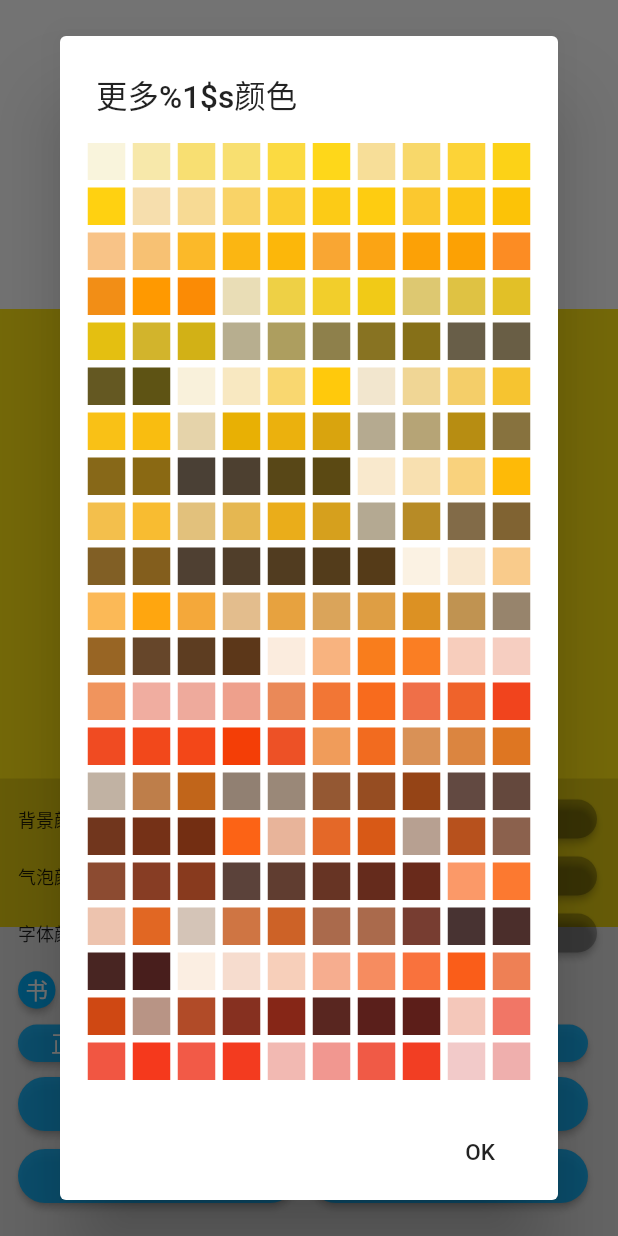
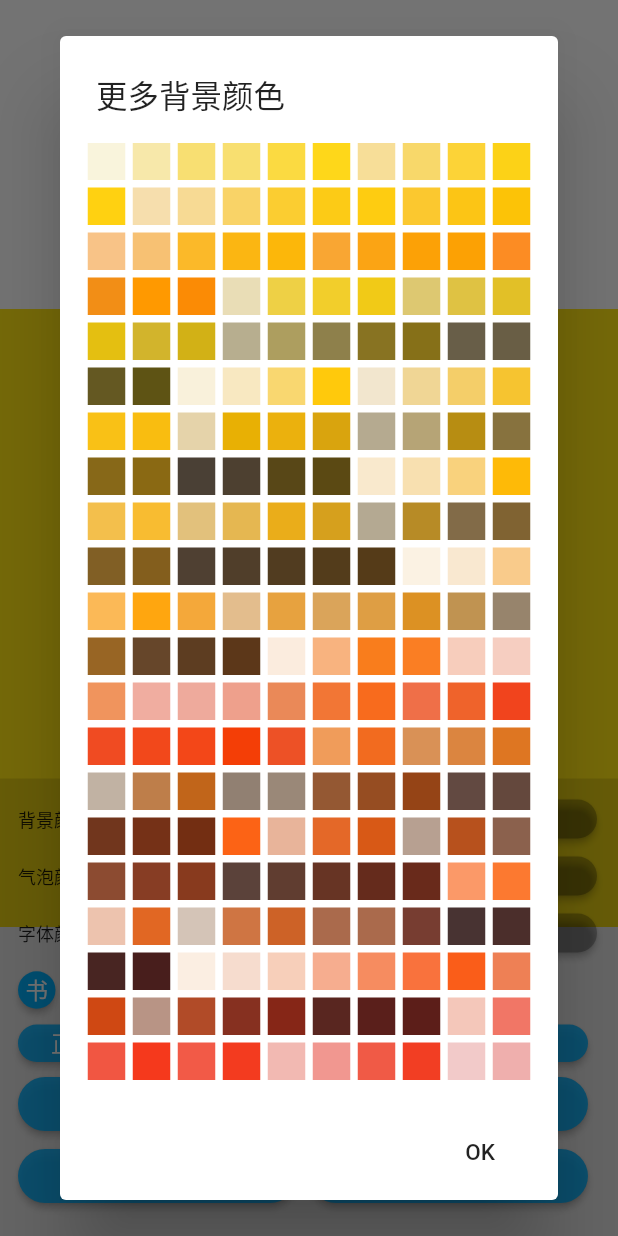
Before and after one commit to zhufree/friday_today, a Flutter app: the screen it shows after launch, after a tap on "更多", on a phone screen of 412 x 824 dp. Run offline on Flutter 3.47's test engine with Material 2 defaults, Android fonts, the phone set to English and light mode, and no system bars; our stand-ins replace shared_preferences; missing offline and left inert: esys_flutter_share.

Commit message:
update：多语言的一个bug修复，添加代码注释

```diff
--- a/i10n-arb/intl_messages.arb
+++ b/i10n-arb/intl_messages.arb
@@ -1,5 +1,5 @@
 {
-  "@@last_modified": "2019-04-06T15:29:05.489601",
+  "@@last_modified": "2019-04-09T10:47:41.204933",
   "appName": "Is Today Friday?",
   "@appName": {
     "description": "Title for the Friday application",
@@ -144,13 +144,13 @@
     "type": "text",
     "placeholders": {}
   },
-  "moreColor": "More Color",
+  "moreColor": "More",
   "@moreColor": {
     "description": "",
     "type": "text",
     "placeholders": {}
   },
-  "customColor": "Custom Color",
+  "customColor": "Custom",
   "@customColor": {
     "description": "",
     "type": "text",
--- a/i10n-arb/intl_zh_CN.arb
+++ b/i10n-arb/intl_zh_CN.arb
@@ -174,7 +174,7 @@
     "type": "text",
     "placeholders": {}
   },
-  "titleMoreColor": "更多%1$s颜色",
+  "titleMoreColor": "更多{title}颜色",
   "@titleMoreColor": {
     "description": "",
     "type": "text",
@@ -182,7 +182,7 @@
       "title": {}
     }
   },
-  "titleCustomColor": "自定义%1$s颜色",
+  "titleCustomColor": "自定义{title}颜色",
   "@titleCustomColor": {
     "description": "",
     "type": "text",
--- a/lib/i10n/messages_all.dart
+++ b/lib/i10n/messages_all.dart
@@ -9,21 +9,16 @@ import 'package:intl/message_lookup_by_library.dart';
 // ignore: implementation_imports
 import 'package:intl/src/intl_helpers.dart';
 
-import 'messages_messages.dart' as messages_messages;
 import 'messages_zh_CN.dart' as messages_zh_CN;
 
 typedef Future<dynamic> LibraryLoader();
 Map<String, LibraryLoader> _deferredLibraries = {
-// ignore: unnecessary_new
-  'messages': () => new Future.value(null),
 // ignore: unnecessary_new
   'zh_CN': () => new Future.value(null),
 };
 
 MessageLookupByLibrary _findExact(localeName) {
   switch (localeName) {
-    case 'messages':
-      return messages_messages.messages;
     case 'zh_CN':
       return messages_zh_CN.messages;
     default:
--- a/lib/i10n/messages_zh_CN.dart
+++ b/lib/i10n/messages_zh_CN.dart
@@ -20,9 +20,9 @@ class MessageLookup extends MessageLookupByLibrary {
 
   static m0(appName) => "支付宝捐赠";
 
-  static m1(title) => "自定义%1\$s颜色";
+  static m1(title) => "自定义$title颜色";
 
-  static m2(title) => "更多%1\$s颜色";
+  static m2(title) => "更多$title颜色";
 
   final messages = _notInlinedMessages(_notInlinedMessages);
   static _notInlinedMessages(_) => <String, Function> {
--- a/lib/main.dart
+++ b/lib/main.dart
@@ -136,18 +136,19 @@ class _FridayPageState extends State<FridayPage> {
   /// 绘制中间显示的部分
   _buildShowContent() {
     return Column(
-          mainAxisAlignment: MainAxisAlignment.center,
+          mainAxisAlignment: MainAxisAlignment.center, // 子布局在横轴上居中
           children: <Widget>[
             Container(
               margin: EdgeInsets.only(bottom: 20.0),
 //              padding: EdgeInsets.symmetric(vertical: 15, horizontal: 20),
               height: 60.0,
+              // 不是按钮没有现成的半圆方法，设置固定高度再加圆角
               decoration: BoxDecoration(
-                color: bubbleColor,
+                color: bubbleColor, // 设置气泡（文字的背景）颜色
                 borderRadius: BorderRadius.circular(30.0),
               ),
-              child: Center(
-                widthFactor: 1.3,
+              child: Center(// 使文字整体居中
+                widthFactor: 1.3, // 宽度是文字宽度的1.3倍
                 child: Text(
                   langType == 0 ? "今天是周五吗？" : "Is today Friday?",
                   style: TextStyle(
@@ -178,26 +179,30 @@ class _FridayPageState extends State<FridayPage> {
   _buildControlPanel() {
     return Container(
       padding: EdgeInsets.all(12.0),
-      color: Color.fromARGB(30, 0, 0, 0),
+      color: Color.fromARGB(30, 0, 0, 0), // 半透明的黑色背景
       child: Column(
-        crossAxisAlignment: CrossAxisAlignment.start,
-        mainAxisSize: MainAxisSize.min,
+        crossAxisAlignment: CrossAxisAlignment.start, // 子布局在横轴上左对齐
+        mainAxisSize: MainAxisSize.min, // 高度保持最小高度以固定在底部
         children: <Widget>[
+          // 前三行分别是背景，气泡和文字的颜色控制，用一个方法封装
           _buildColorController(0),
           _buildColorController(1),
           _buildColorController(2),
+          // 展示可选择的字体
           Container(
             height: 30.0,
             margin: EdgeInsets.only(bottom: 8.0),
+            // 中文字体只有4个但是英文有11个，需要滚动，所以使用ListView而不是Row
             child: new ListView(
               padding: EdgeInsets.all(0.0),
-              scrollDirection: Axis.horizontal,
-              children: _buildFontRow(langType),
+              scrollDirection: Axis.horizontal, // 设置横向滚动
+              children: _buildFontRow(langType), // 根据字体种类生成切换字体的按钮组
             ),
           ),
           Container(
             margin: EdgeInsets.only(bottom: 8.0),
             child: Row(
+              // 一行四个按钮，用通用的方法生成，点击事件也从外部传入
               mainAxisAlignment: MainAxisAlignment.start,
               children: <Widget>[
                 _buildCommonButton(
@@ -235,6 +240,7 @@ class _FridayPageState extends State<FridayPage> {
               ],
             ),
           ),
+          // 四个功能按钮是2X2，用两个row
           Container(
             margin: EdgeInsets.only(bottom: 8.0),
             child: Row(
@@ -421,32 +427,34 @@ class _FridayPageState extends State<FridayPage> {
     return Container(
       margin: EdgeInsets.only(bottom: 8.0),
       child: Row(
-        mainAxisAlignment: MainAxisAlignment.start,
-        mainAxisSize: MainAxisSize.max,
+        mainAxisAlignment: MainAxisAlignment.start,  // 主轴上从左到右
+        mainAxisSize: MainAxisSize.max, // 宽度占满
         children: <Widget>[
           Text(
-            getTitleByType(type, context),
+            getTitleByType(type, context), // 标题由type获取
             style: TextStyle(
               fontSize: 12.0,
             ),
           ),
+          // 生成颜色按钮
           _buildColorClickDot(type, FridayColors.jikeWhite),
           _buildColorClickDot(type, FridayColors.jikeYellow),
           _buildColorClickDot(type, FridayColors.jikeBlue),
           _buildColorClickDot(type, FridayColors.jikeBlack),
+          // Expanded占满剩余宽度
           Expanded(
             child: Container(
               height: 30.0,
-              padding: EdgeInsets.all(2.0),
+              padding: EdgeInsets.all(2.0), // 这个padding用于挤压缩小按钮本身
               margin: EdgeInsets.only(left: 8.0),
-              child: RaisedButton(
+              child: RaisedButton(// 有凸起阴影效果的按钮
                 child: Text(
                   FridayLocalizations.of(context).moreColor,
                   style: TextStyle(fontSize: 12.0, color: Colors.white),
                 ),
                 onPressed: () => {_showPickColorDialog(type)},
                 color: Colors.black26,
-                shape: StadiumBorder(),
+                shape: StadiumBorder(), // 半圆形按钮
               ),
             ),
           ),
@@ -477,17 +485,15 @@ class _FridayPageState extends State<FridayPage> {
     return Container(
       margin: EdgeInsets.only(left: 8.0),
       child: Container(
+        // 限制按钮的宽度
         width: 20.0,
         height: 20.0,
         child: RaisedButton(
 //          onPressed: _changeColor(type, color), // 这样写颜色出不来
           onPressed: () => {_changeColor(type, color)},
           color: color,
-          shape: CircleBorder(
-              side: BorderSide(
-            color: Colors.transparent,
-            width: 0,
-          )),
+          // 设置为圆形按钮，如果不添加这个shape就是20*20的正方形
+          shape: StadiumBorder(),
         ),
       ),
     );
@@ -536,13 +542,13 @@ class _FridayPageState extends State<FridayPage> {
   Future<void> _showPickColorDialog(int type) async {
     return showDialog<void>(
       context: context,
-      barrierDismissible: false, // user must tap button!
+      barrierDismissible: true, // 设置是否能通过点击空白处退出
       builder: (BuildContext context) {
         return AlertDialog(
           contentPadding: EdgeInsets.all(16.0),
           title: Text(getMoreColorTitleByType(type, context)),
-          content: SingleChildScrollView(
-            child: Center(
+          content: SingleChildScrollView(// 可滑动
+            child: Center( // 设置居中避免两侧空白不对称
               child: Wrap(
                 spacing: 5.0,
                 runSpacing: 5.0,
@@ -550,7 +556,7 @@ class _FridayPageState extends State<FridayPage> {
               ),
             ),
           ),
-          actions: <Widget>[
+          actions: <Widget>[ // 设置可点击的按钮组
             FlatButton(
               child: Text('OK'),
               onPressed: () {
@@ -604,7 +610,7 @@ class _FridayPageState extends State<FridayPage> {
   Future<void> _showCustomColorDialog(int type) async {
     return showDialog<void>(
       context: context,
-      barrierDismissible: false, // user must tap button!
+      barrierDismissible: true, // 设置是否能通过点击空白处退出
       builder: (BuildContext context) {
         return AlertDialog(
           contentPadding: EdgeInsets.all(16.0),
```
Also changed, not shown: lib/i10n/messages_messages.dart (deleted, +0 -68 lines).
